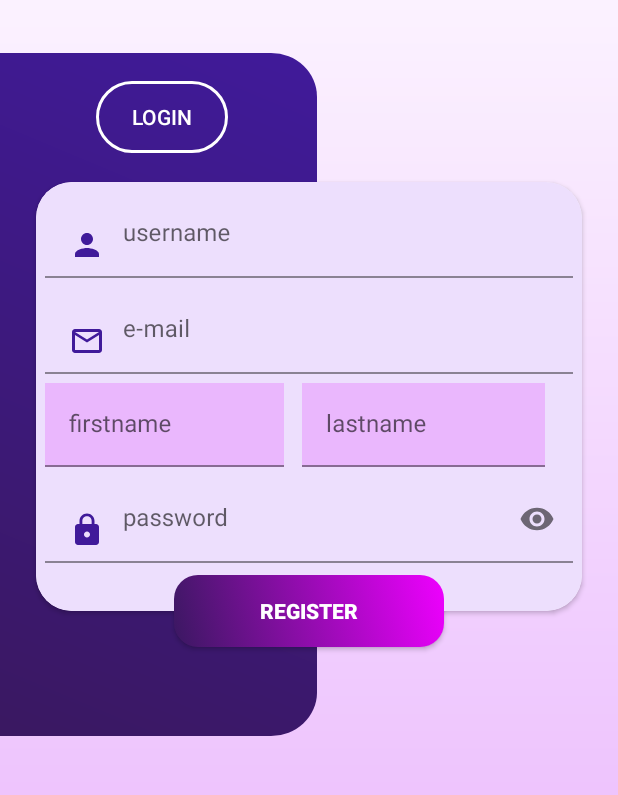
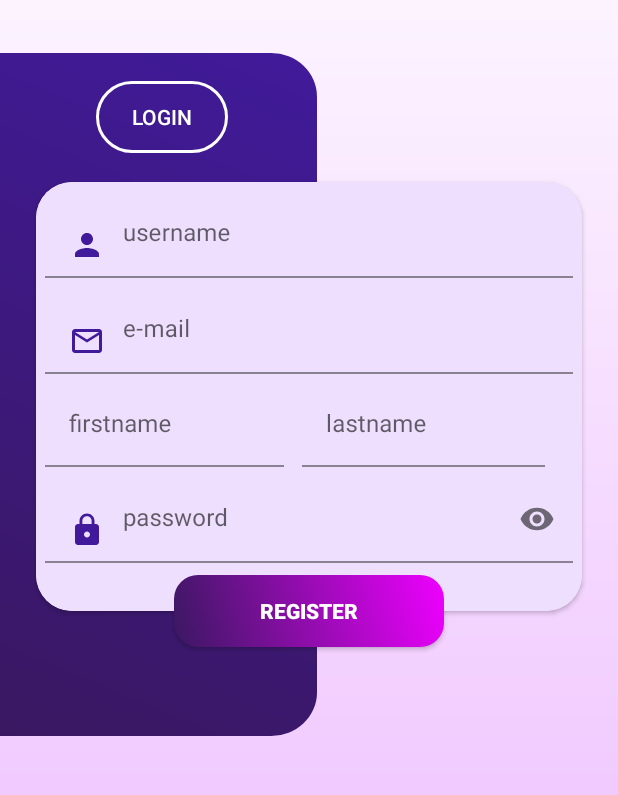
Before and after one commit to 0x41gawor/tayckner-android-client, an Android app: the RegisterFragment screen opened through its navigation route, on a phone screen of 412 x 824 dp, the part 222-1017 px from its top. Run offline under Robolectric (Android 15) with nearby library versions, the light colour scheme and no system bars.

Commit message:
fix(login): some layout fixes #6

```diff
--- a/app/src/main/res/layout/fragment_register.xml
+++ b/app/src/main/res/layout/fragment_register.xml
@@ -122,7 +122,7 @@
                         android:layout_width="159dp"
                         android:layout_height="wrap_content"
                         android:layout_weight="1"
-                        android:background="@color/backgroundAccent"
+                        android:background="@color/secondaryAccent"
                         android:hint="@string/firstname" />
 
                 </com.google.android.material.textfield.TextInputLayout>
@@ -140,7 +140,7 @@
                         android:layout_width="162dp"
                         android:layout_height="wrap_content"
                         android:layout_weight="1"
-                        android:background="@color/backgroundAccent"
+                        android:background="@color/secondaryAccent"
                         android:hint="@string/lastname" />
 
                 </com.google.android.material.textfield.TextInputLayout>
--- a/app/src/main/res/values/colors.xml
+++ b/app/src/main/res/values/colors.xml
@@ -8,7 +8,7 @@
     <color name="OnPrimary">#FFFFFF</color>
     <color name="OnSecondary">#FFFFFF</color>
     <color name="background">#FFFFFF</color>
-    <color name="backgroundAccent">#EAB7FD</color>
+    <color name="backgroundAccent">#EEBFFF</color>
 
 
     <color name="purple_200">#FFBB86FC</color>
```
